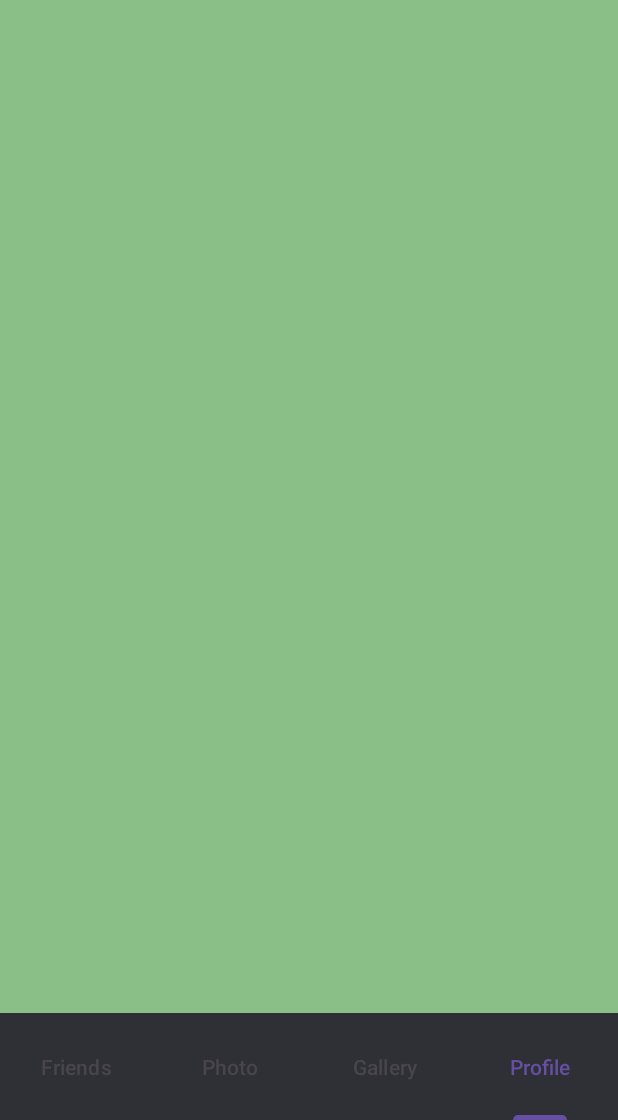
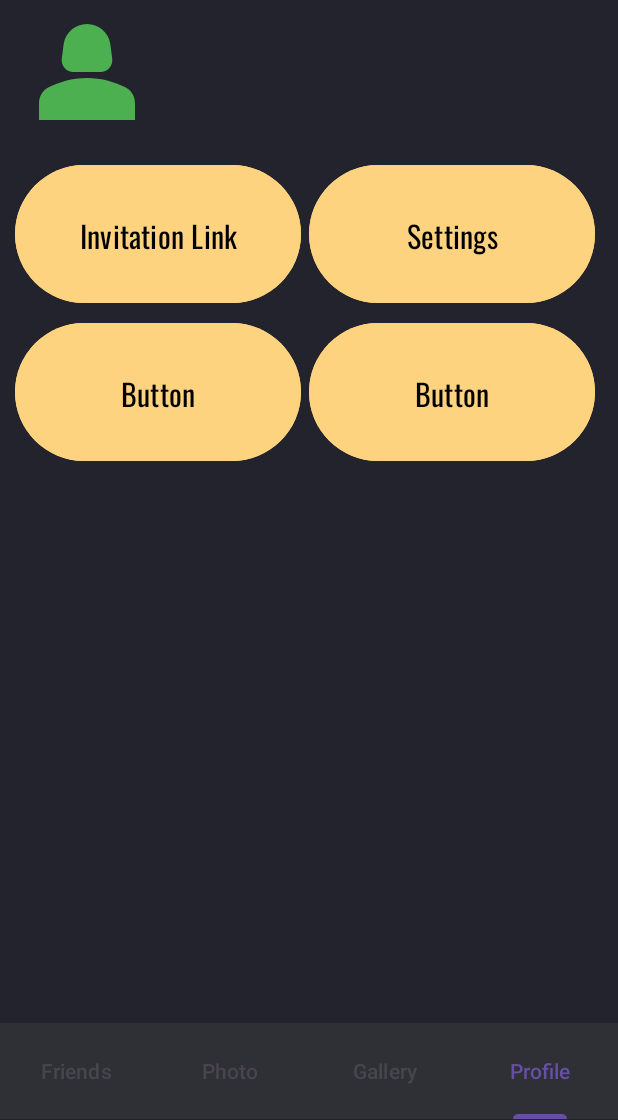
Before and after one commit to L33tl/FriendView, an Android app: the screen it shows after launch once a user with an empty profile is signed in (MainActivity), item 4 of the bottom bar chosen, on a phone screen of 412 x 824 dp, the part 116-1236 px from its top. Run offline under Robolectric (Android 15) with nearby library versions, the phone set to English and light mode, and no system bars; our stand-ins replace Firebase (no records; nobody signed in at launch, a user with empty details on screens opened directly).

Commit message:
started profile fragment developing

```diff
--- a/app/src/main/java/ru/l33t/friendview/activities/MainActivity.kt
+++ b/app/src/main/java/ru/l33t/friendview/activities/MainActivity.kt
@@ -32,6 +32,8 @@ class MainActivity : AppCompatActivity() {
 
         initFirebase()
 //        AUTH.signOut()
+
+        initViews()
     }
 
     override fun onStart() {
@@ -48,17 +50,19 @@ class MainActivity : AppCompatActivity() {
     private fun initFields() {
         initFirebase()
         initUser()
+    }
 
+    fun initViews() {
         viewPager = findViewById(R.id.view_pager)
         tabLayout = findViewById(R.id.tab_layout)
+        initViewPager()
+        initTabLayout()
+
         logOutButton = findViewById(R.id.log_out_button)
         logOutButton.setOnClickListener {
             AUTH.signOut()
             replaceActivity(RegisterActivity())
         }
-
-        initViewPager()
-        initTabLayout()
     }
 
     private fun initViewPager() {
--- a/app/src/main/java/ru/l33t/friendview/fragments/FriendsFragment.kt
+++ b/app/src/main/java/ru/l33t/friendview/fragments/FriendsFragment.kt
@@ -26,12 +26,13 @@ class FriendsFragment : Fragment(R.layout.fragment_friends) {
     ): View {
         super.onCreate(savedInstanceState)
         binding = FragmentFriendsBinding.inflate(layoutInflater, container, false)
+        initFields()
+        return binding.root
+    }
 
+    private fun initFields() {
         friendsRecyclerView = binding.friendsList
-        val linearLayoutManager = LinearLayoutManager(this.context)
-        friendsRecyclerView.layoutManager = linearLayoutManager
-
-        return binding.root
+        friendsRecyclerView.layoutManager = LinearLayoutManager(this.context)
     }
 
     override fun onResume() {
--- a/app/src/main/java/ru/l33t/friendview/fragments/ProfileFragment.kt
+++ b/app/src/main/java/ru/l33t/friendview/fragments/ProfileFragment.kt
@@ -5,15 +5,27 @@ import android.view.LayoutInflater
 import android.view.View
 import android.view.ViewGroup
 import androidx.fragment.app.Fragment
+import ru.l33t.friendview.databinding.FragmentProfileBinding
+import ru.l33t.friendview.utils.USER
+import ru.l33t.friendview.utils.replaceFragment
 import ru.l33t.friendview.R
+class ProfileFragment : Fragment(R.layout.fragment_profile) {
 
-class ProfileFragment : Fragment() {
-    val pageName = "Profile"
+    private lateinit var binding: FragmentProfileBinding
     override fun onCreateView(
         inflater: LayoutInflater,
         container: ViewGroup?,
         savedInstanceState: Bundle?
-    ): View? {
-        return inflater.inflate(R.layout.fragment_profile, container, false)
+    ): View {
+        binding = FragmentProfileBinding.inflate(layoutInflater, container, false)
+        initFields()
+        return binding.root
+    }
+
+    private fun initFields() {
+        binding.profileName.text = USER.username
+        binding.profileName.setOnClickListener {}
+        binding.invitationButton.setOnClickListener {}
+        binding.settingsButton.setOnClickListener { replaceFragment(SettingsFragment()) }
     }
 }
--- /dev/null
+++ b/app/src/main/java/ru/l33t/friendview/fragments/SettingsFragment.kt
@@ -0,0 +1,26 @@
+package ru.l33t.friendview.fragments
+
+import android.os.Bundle
+import android.view.LayoutInflater
+import android.view.View
+import android.view.ViewGroup
+import androidx.fragment.app.Fragment
+import ru.l33t.friendview.R
+import ru.l33t.friendview.databinding.FragmentSettingsBinding
+
+class SettingsFragment : Fragment(R.layout.fragment_settings) {
+    private lateinit var binding: FragmentSettingsBinding
+
+    override fun onCreateView(
+        inflater: LayoutInflater,
+        container: ViewGroup?,
+        savedInstanceState: Bundle?
+    ): View {
+        binding = FragmentSettingsBinding.inflate(layoutInflater, container, false)
+        initFields()
+        return binding.root
+    }
+
+    private fun initFields() {
+    }
+}
--- a/app/src/main/java/ru/l33t/friendview/models/User.kt
+++ b/app/src/main/java/ru/l33t/friendview/models/User.kt
@@ -5,8 +5,8 @@ import ru.l33t.friendview.utils.PHONES_DELIMITER
 data class User(
     val phone: String = "",
     var username: String = "",
-    val friendsPhonesList: String = "",
-    val photosUrls: String = "",
+    var friendsPhonesList: String = "",
+    var photosUrls: String = "",
     val friendsList: MutableList<User> = mutableListOf()
 ) {
     override fun toString(): String {
--- a/app/src/main/java/ru/l33t/friendview/utils/AppDatabase.kt
+++ b/app/src/main/java/ru/l33t/friendview/utils/AppDatabase.kt
@@ -32,8 +32,11 @@ fun initUser() {
         .addOnSuccessListener { task ->
             USER = task.getValue(User::class.java) ?: User()
 
+//            USER.friendsPhonesList += "#"
+//            USER.friendsPhonesList = USER.friendsPhonesList.repeat(20).dropLast(1)
+
             if (USER.friendsPhonesList.isNotEmpty()) {
-                for (friendPhone in USER.friendsPhonesList.split("##")) {
+                for (friendPhone in USER.friendsPhonesList.split(PHONES_DELIMITER)) {
                     REF_DATABASE_ROOT.child(NODE_USERS).child(friendPhone).get()
                         .addOnSuccessListener { task2 ->
                             val user = task2.getValue(User::class.java) ?: User()
@@ -51,5 +54,11 @@ fun createNewUser(phoneNumber: String): MutableMap<String, Any> {
     dateMap[CHILD_FRIENDS_PHONES] = ""
     dateMap[CHILD_PHOTOS] = ""
 
+//    TODO("TESTING")
+    if (phoneNumber.last() == '4')
+        dateMap[CHILD_FRIENDS_PHONES] = "+16505553435"
+    else
+        dateMap[CHILD_FRIENDS_PHONES] = "+16505553434"
+
     return dateMap
 }
--- /dev/null
+++ b/app/src/main/res/drawable/ic_profile_example.xml
@@ -0,0 +1,6 @@
+<vector android:height="96dp" android:tint="#4CAF50"
+    android:viewportHeight="24" android:viewportWidth="24"
+    android:width="96dp" xmlns:android="http://schemas.android.com/apk/res/android">
+    <path android:fillColor="@android:color/white" android:pathData="M18.39,14.56C16.71,13.7 14.53,13 12,13c-2.53,0 -4.71,0.7 -6.39,1.56C4.61,15.07 4,16.1 4,17.22V20h16v-2.78C20,16.1 19.39,15.07 18.39,14.56z"/>
+    <path android:fillColor="@android:color/white" android:pathData="M9.78,12h4.44c1.21,0 2.14,-1.06 1.98,-2.26l-0.32,-2.45C15.57,5.39 13.92,4 12,4S8.43,5.39 8.12,7.29L7.8,9.74C7.64,10.94 8.57,12 9.78,12z"/>
+</vector>
--- /dev/null
+++ b/app/src/main/res/drawable/settings_button.xml
@@ -0,0 +1,5 @@
+<?xml version="1.0" encoding="utf-8"?>
+<shape xmlns:android="http://schemas.android.com/apk/res/android">
+    <solid android:color="#FFFF00" />
+    <corners android:radius="10dp" />
+</shape>
--- a/app/src/main/res/layout/activity_main.xml
+++ b/app/src/main/res/layout/activity_main.xml
@@ -45,13 +45,13 @@
         android:id="@+id/view_pager"
         android:layout_width="match_parent"
         android:layout_height="0dp"
-        android:layout_weight="0.96" />
+        android:layout_weight="0.9699" />
 
     <com.google.android.material.tabs.TabLayout
         android:id="@+id/tab_layout"
         android:layout_width="match_parent"
         android:layout_height="wrap_content"
-        android:layout_weight="0.01"
+        android:layout_weight="0.0001"
         android:background="@color/lighter_grey"
         android:minHeight="?attr/actionBarSize"
         android:theme="@style/ThemeOverlay.AppCompat.Dark.ActionBar" />
--- a/app/src/main/res/layout/fragment_profile.xml
+++ b/app/src/main/res/layout/fragment_profile.xml
@@ -1,7 +1,100 @@
 <?xml version="1.0" encoding="utf-8"?>
 <androidx.constraintlayout.widget.ConstraintLayout xmlns:android="http://schemas.android.com/apk/res/android"
-    android:background="@color/green"
+    xmlns:app="http://schemas.android.com/apk/res-auto"
+    android:id="@+id/dataContainer"
     android:layout_width="match_parent"
-    android:layout_height="match_parent">
+    android:layout_height="match_parent"
+    android:background="@color/grey">
+
+    <androidx.constraintlayout.widget.ConstraintLayout
+        android:id="@+id/profile_layout"
+        android:layout_width="wrap_content"
+        android:layout_height="wrap_content"
+        android:layout_marginHorizontal="10dp"
+        app:layout_constraintBottom_toBottomOf="parent"
+        app:layout_constraintEnd_toEndOf="parent"
+        app:layout_constraintHorizontal_bias="0"
+        app:layout_constraintStart_toStartOf="parent"
+        app:layout_constraintTop_toTopOf="parent"
+        app:layout_constraintVertical_bias="0">
+
+        <ImageView
+            android:id="@+id/profile_photo"
+            android:layout_width="wrap_content"
+            android:layout_height="wrap_content"
+            android:contentDescription="@string/profile_photo"
+            android:src="@drawable/ic_profile_example"
+            app:layout_constraintBottom_toBottomOf="parent"
+            app:layout_constraintEnd_toStartOf="@id/profile_name"
+            app:layout_constraintStart_toStartOf="parent"
+            app:layout_constraintTop_toTopOf="parent" />
+
+        <TextView
+            android:id="@+id/profile_name"
+            android:layout_width="wrap_content"
+            android:layout_height="wrap_content"
+            android:layout_gravity="center"
+            android:layout_marginStart="10dp"
+            android:fontFamily="@font/oswald"
+            android:text="@string/friend_name_example"
+            android:textColor="@color/white_text"
+            android:textSize="35sp"
+            app:layout_constraintBottom_toBottomOf="parent"
+            app:layout_constraintStart_toEndOf="@id/profile_photo"
+            app:layout_constraintTop_toTopOf="parent" />
+
+    </androidx.constraintlayout.widget.ConstraintLayout>
+
+    <LinearLayout
+        android:layout_width="match_parent"
+        android:layout_height="0dp"
+        android:layout_marginHorizontal="10dp"
+        android:layout_marginTop="10dp"
+        android:orientation="vertical"
+        app:layout_constraintBottom_toBottomOf="parent"
+        app:layout_constraintEnd_toEndOf="parent"
+        app:layout_constraintStart_toStartOf="parent"
+        app:layout_constraintTop_toBottomOf="@id/profile_layout">
+
+        <LinearLayout
+            android:layout_width="match_parent"
+            android:layout_height="100dp"
+            android:layout_marginBottom="5dp"
+            android:orientation="horizontal">
+
+            <Button
+                android:id="@+id/invitation_button"
+                style="@style/settings_button"
+                android:text="@string/invitation_link" />
+
+            <Button
+                android:id="@+id/settings_button"
+                style="@style/settings_button"
+                android:text="@string/settings"
+                android:textColor="@color/black" />
+        </LinearLayout>
+
+        <LinearLayout
+            android:layout_width="match_parent"
+            android:layout_height="100dp"
+            android:layout_marginBottom="5dp"
+            android:orientation="horizontal">
+
+            <Button
+                android:id="@+id/button3"
+                style="@style/settings_button"
+                android:text="Button"
+                android:textColor="@color/black" />
+
+            <Button
+                android:id="@+id/button4"
+                style="@style/settings_button"
+                android:text="Button"
+                android:textColor="@color/black" />
+        </LinearLayout>
+
+
+    </LinearLayout>
+
 
 </androidx.constraintlayout.widget.ConstraintLayout>
--- /dev/null
+++ b/app/src/main/res/layout/fragment_settings.xml
@@ -0,0 +1,14 @@
+<?xml version="1.0" encoding="utf-8"?>
+<androidx.constraintlayout.widget.ConstraintLayout xmlns:android="http://schemas.android.com/apk/res/android"
+    xmlns:tools="http://schemas.android.com/tools"
+    android:layout_width="match_parent"
+    android:layout_height="match_parent"
+    android:background="@color/darker_grey"
+    tools:context=".fragments.SettingsFragment">
+
+    <TextView
+        android:layout_width="match_parent"
+        android:layout_height="match_parent"
+        android:text="@string/hello_blank_fragment" />
+
+</androidx.constraintlayout.widget.ConstraintLayout>
--- a/app/src/main/res/values/colors.xml
+++ b/app/src/main/res/values/colors.xml
@@ -8,7 +8,7 @@
     <color name="lighter_grey">@color/material_dynamic_neutral20</color>
     <color name="green">#8AC087</color>
     <color name="white_text">#FBFAFE</color>
-    <color name="yelllow">#FDD37F</color>
+    <color name="yellow">#FDD37F</color>
     <color name="pink">#FEA9C6</color>
     <color name="purple">#7968D7</color>
 </resources>
--- a/app/src/main/res/values/strings.xml
+++ b/app/src/main/res/values/strings.xml
@@ -16,4 +16,7 @@
     <string name="friend_icon" translatable="false">Friend icon</string>
     <string name="bother_the_friend" translatable="false">Bother the friend</string>
     <string name="more" translatable="false">more</string>
+    <string name="profile_photo" translatable="false">Profile Photo</string>
+    <string name="invitation_link">Invitation Link</string>
+    <string name="settings">Settings</string>
 </resources>
--- a/app/src/main/res/values/styles.xml
+++ b/app/src/main/res/values/styles.xml
@@ -12,4 +12,17 @@
         <item name="android:textSize">25sp</item>
         <item name="android:textColor">@color/white_text</item>
     </style>
+
+    <style name="settings_button">
+        <item name="android:layout_width">5dp</item>
+        <item name="android:layout_height">100dp</item>
+        <item name="android:layout_marginEnd">5dp</item>
+        <item name="android:backgroundTint">@color/yellow</item>
+        <item name="background">@drawable/settings_button</item>
+        <item name="android:layout_weight">1</item>
+
+        <item name="fontFamily">@font/oswald</item>
+        <item name="android:textSize">20sp</item>
+        <item name="android:textColor">@color/black</item>
+    </style>
 </resources>
```
Also changed, not shown: 1 other file.
